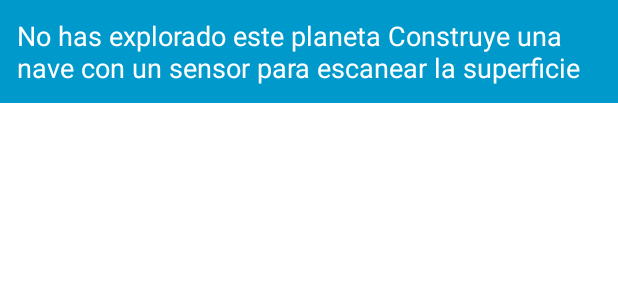
After one commit to Manolek1975/Species_Java, an Android app: the layout custom_toast.xml on its own in the app's theme, with its tools: preview values and no code run, on a phone screen of 412 x 824 dp. The commit adds this screen. Shown: the top 300 px of the screen. Run offline under Robolectric (Android 15) with nearby library versions, the phone set to English and light mode, and no system bars.

Commit message:
Toast explore

```diff
--- a/app/src/main/java/com/species/SistemActivity.java
+++ b/app/src/main/java/com/species/SistemActivity.java
@@ -8,17 +8,23 @@ import android.graphics.BitmapFactory;
 import android.graphics.Canvas;
 import android.graphics.Matrix;
 import android.graphics.Paint;
+import android.graphics.Typeface;
 import android.os.Bundle;
 import android.util.DisplayMetrics;
 import android.util.Log;
 import android.util.Range;
+import android.view.LayoutInflater;
 import android.view.Menu;
 import android.view.MenuItem;
 import android.view.MotionEvent;
 import android.view.View;
 import android.widget.ImageView;
 import android.widget.TextView;
+import android.widget.Toast;
+
 import androidx.appcompat.app.AppCompatActivity;
+
+import com.google.android.material.snackbar.Snackbar;
 
 import java.io.Serializable;
 import java.util.List;
@@ -65,6 +71,17 @@ public class SistemActivity extends AppCompatActivity implements Serializable {
                 Range<Integer> rangoX = Range.create(x, x + 200);
                 Range<Integer> rangoY = Range.create(y, y + 200);
                 if (rangoX.contains(val.getX() + 150) && rangoY.contains(val.getY() + 400)) {
+                    if (val.getExplore() != 1) {
+                        View customToastroot = View.inflate(this, R.layout.custom_toast, null);
+                        TextView msg = (TextView) customToastroot.findViewById(R.id.toastMsg);
+                        msg.setText(R.string.explore);
+                        Toast customtoast = new Toast(getApplicationContext());
+                        customtoast.setView(customToastroot);
+                        customtoast.setDuration(Toast.LENGTH_LONG);
+                        customtoast.show();
+                        return false;
+                    }
+
                     Intent i = new Intent(this, PlanetManager.class);
                     i.putExtra("starId", star.getId());
                     i.putExtra("planet", val);
--- /dev/null
+++ b/app/src/main/res/layout/custom_toast.xml
@@ -0,0 +1,27 @@
+<?xml version="1.0" encoding="utf-8"?>
+<androidx.constraintlayout.widget.ConstraintLayout xmlns:android="http://schemas.android.com/apk/res/android"
+    xmlns:app="http://schemas.android.com/apk/res-auto"
+    android:layout_width="match_parent"
+    android:layout_height="match_parent">
+
+    <LinearLayout
+        android:layout_width="wrap_content"
+        android:layout_height="wrap_content"
+        android:background="@android:color/holo_blue_dark"
+        app:layout_constraintStart_toStartOf="parent"
+        app:layout_constraintTop_toTopOf="parent">
+
+        <TextView
+            android:id="@+id/toastMsg"
+            android:layout_width="wrap_content"
+            android:layout_height="wrap_content"
+            android:layout_gravity="center_vertical"
+            android:layout_margin="8dp"
+            android:padding="3dp"
+            android:text="@string/explore"
+            android:textColor="@color/white"
+            android:textSize="18sp" />
+
+    </LinearLayout>
+
+</androidx.constraintlayout.widget.ConstraintLayout>
--- a/app/src/main/res/values/themes.xml
+++ b/app/src/main/res/values/themes.xml
@@ -1,4 +1,5 @@
 <resources>
+
     <!-- Base application theme. -->
     <style name="Theme.Species" parent="Theme.MaterialComponents.DayNight.DarkActionBar">
         <!-- Primary brand color. -->
@@ -13,24 +14,21 @@
         <item name="android:statusBarColor">?attr/colorPrimaryVariant</item>
         <!-- Customize your theme here. -->
         <item name="android:windowNoTitle">true</item>
-    </style>
-
-    <style name="DialogTheme" parent="android:Theme.Holo.Dialog">
 
     </style>
 
     <style name="AlertDialogStyle" parent="Theme.AppCompat.Light.Dialog.Alert">
         <item name="android:windowBackground">@drawable/dialog_bg</item>
         <item name="android:fontFamily">sans-serif-medium</item>
-
         <!-- Used for the buttons -->
         <item name="colorAccent">#FFC107</item>
         <!-- Used for the title and text -->
         <item name="android:textColorPrimary">#FFFFFF</item>
         <!-- Used for the background -->
         <item name="android:background">#1C67B3</item>
+    </style>
 
-
+    <style name="DialogTheme" parent="android:Theme.Holo.Dialog">
 
     </style>
 </resources>
```
